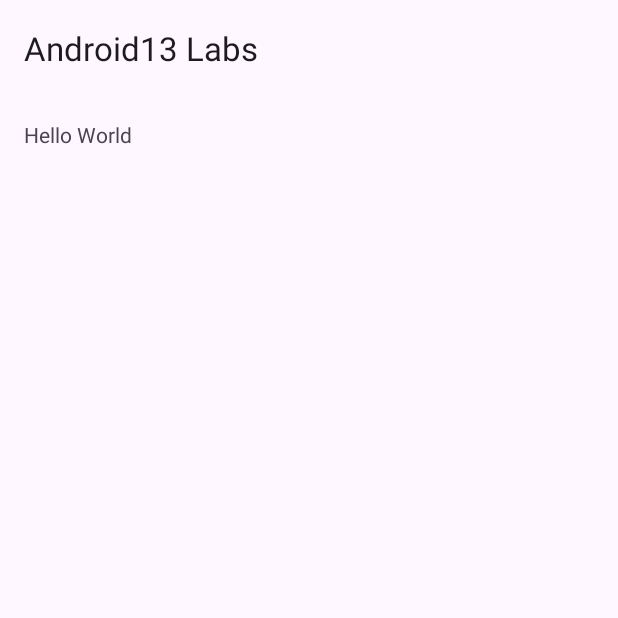
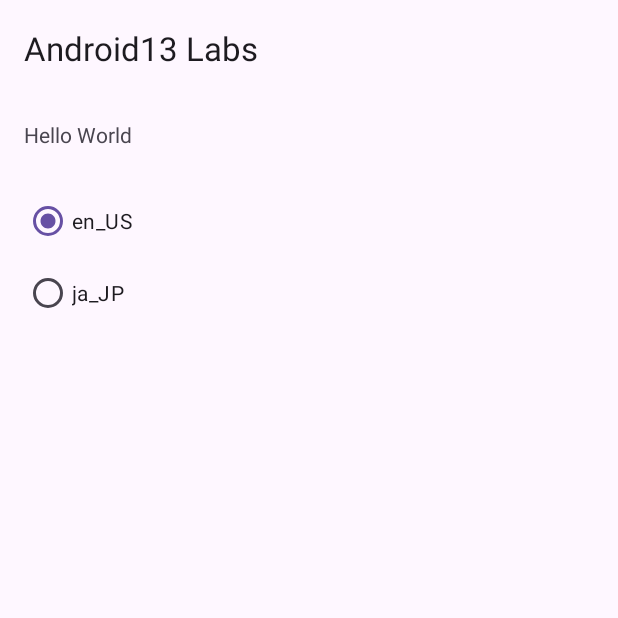
Before and after one commit to mannodermaus/android13-labs-sample, an Android app: the screen it shows after launch (MainActivity), on a phone screen of 412 x 824 dp, the top half of it. Run offline under Robolectric (Android 15) with nearby library versions, the phone set to English and light mode, and no system bars.

```diff
--- a/app/src/main/java/de/mannodermaus/android13labs/MainActivity.kt
+++ b/app/src/main/java/de/mannodermaus/android13labs/MainActivity.kt
@@ -1,12 +1,22 @@
 package de.mannodermaus.android13labs
 
+import android.annotation.SuppressLint
+import android.app.LocaleManager
 import android.os.Bundle
+import android.os.LocaleList
 import androidx.appcompat.app.AppCompatActivity
+import androidx.core.content.getSystemService
 import androidx.core.view.WindowCompat
+import com.google.android.material.radiobutton.MaterialRadioButton
 import de.mannodermaus.android13labs.databinding.ActivityMainBinding
+import java.util.*
+
+private val supportedLocales = listOf(
+    Locale.forLanguageTag("en-US"),
+    Locale.forLanguageTag("ja-JP"),
+)
 
 class MainActivity : AppCompatActivity() {
-
     private lateinit var binding: ActivityMainBinding
 
     override fun onCreate(savedInstanceState: Bundle?) {
@@ -17,5 +27,35 @@ class MainActivity : AppCompatActivity() {
         setContentView(binding.root)
 
         setSupportActionBar(binding.toolbar)
+
+        setupLanguagePicker()
+    }
+
+    // Only works on API 33+; AndroidX version is supposedly on its way
+    @SuppressLint("NewApi")
+    private fun setupLanguagePicker() {
+        with(binding.content.radioGroup) {
+            // Clear previous content
+            removeAllViews()
+
+            // Find initial selection via new LocaleManager
+            val localeManager = getSystemService<LocaleManager>()!!
+            val currentLocale = localeManager.applicationLocales[0] ?: Locale.getDefault()
+
+            // Add button for each supported language
+            supportedLocales.forEachIndexed { index, locale ->
+                addView(MaterialRadioButton(context).apply {
+                    id = index
+                    text = locale.toString()
+                    isChecked = currentLocale.language == locale.language
+                })
+            }
+
+            // Add listener to update language preference via LocaleManager
+            // To reset to system default, set it to 'LocaleList.getEmptyLocaleList()'
+            setOnCheckedChangeListener { _, i ->
+                localeManager.applicationLocales = LocaleList(supportedLocales[i])
+            }
+        }
     }
 }
--- a/app/src/main/res/layout/content_main.xml
+++ b/app/src/main/res/layout/content_main.xml
@@ -13,4 +13,13 @@
         android:text="@string/hello_world"
         app:layout_constraintStart_toStartOf="parent"
         app:layout_constraintTop_toTopOf="parent" />
+
+    <RadioGroup
+        android:id="@+id/radio_group"
+        android:layout_width="0dp"
+        android:layout_height="wrap_content"
+        android:layout_marginTop="24dp"
+        app:layout_constraintEnd_toEndOf="parent"
+        app:layout_constraintStart_toStartOf="parent"
+        app:layout_constraintTop_toBottomOf="@id/text" />
 </androidx.constraintlayout.widget.ConstraintLayout>
```
Also changed, not shown: 1 other file.
